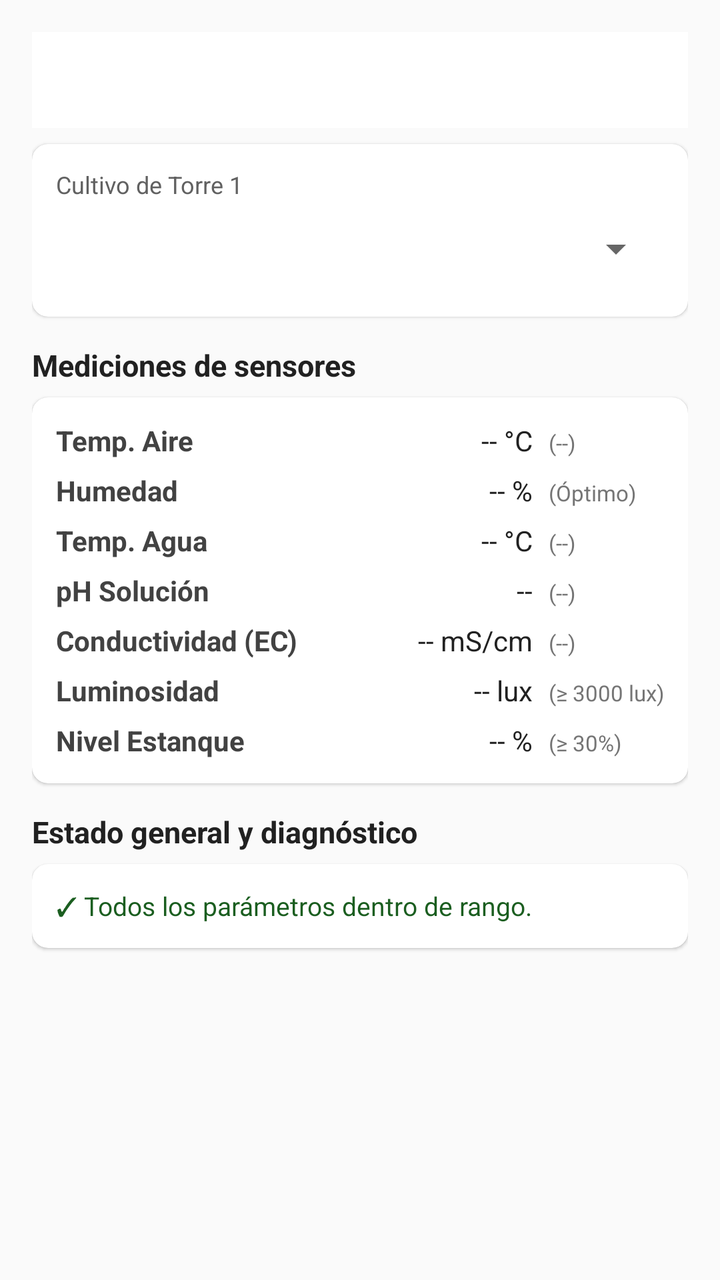
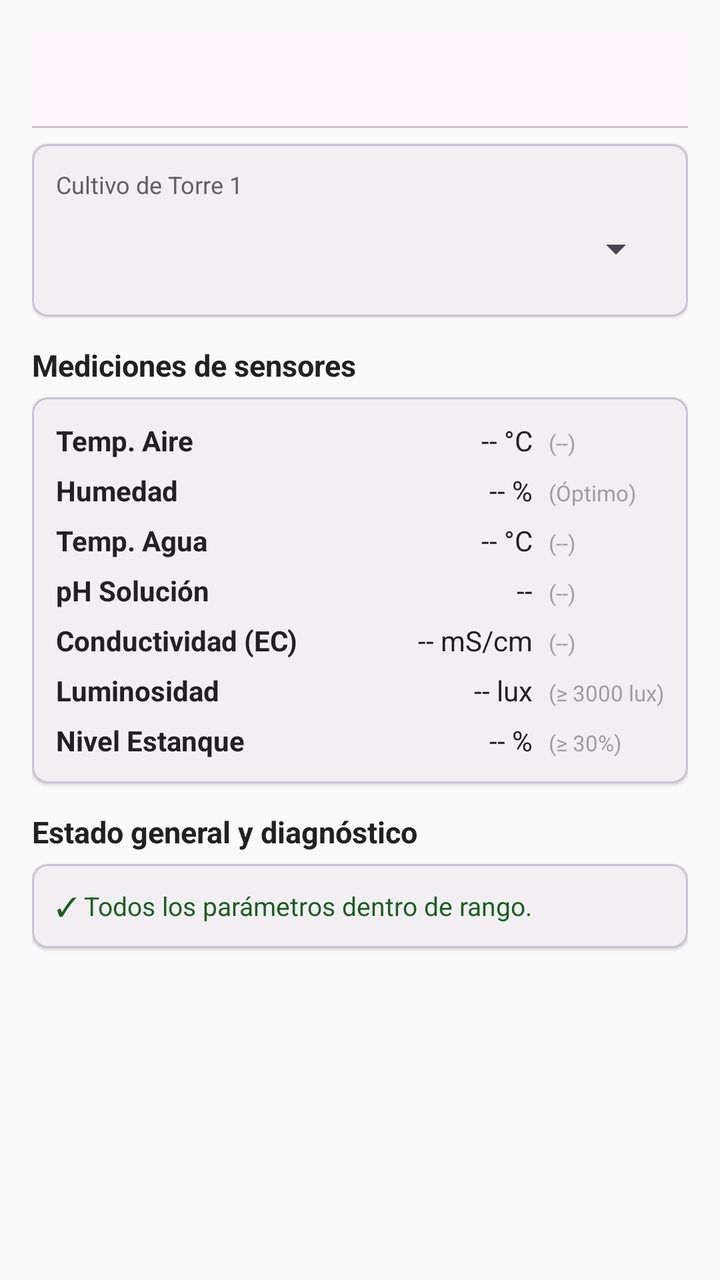

Compare the two renders of this Android layout. The source of the first and the diff that turns it into the second are given below.
<!-- AndroidManifest.xml: application theme Theme.HidroSmart -->
<!-- res/layout/fragment_inicio.xml -->
<?xml version="1.0" encoding="utf-8"?>
<ScrollView xmlns:android="http://schemas.android.com/apk/res/android"
    xmlns:app="http://schemas.android.com/apk/res-auto"
    android:layout_width="match_parent"
    android:layout_height="match_parent"
    android:background="#FAFAFA"
    android:fillViewport="true">

    <LinearLayout
        android:layout_width="match_parent"
        android:layout_height="wrap_content"
        android:orientation="vertical"
        android:padding="16dp">

        
        <com.google.android.material.tabs.TabLayout
            android:id="@+id/tabTorres"
            android:layout_width="match_parent"
            android:layout_height="wrap_content"
            app:tabIndicatorColor="#1B5E20"
            app:tabMode="fixed"
            app:tabSelectedTextColor="#1B5E20" />

        
        <com.google.android.material.card.MaterialCardView
            android:layout_width="match_parent"
            android:layout_height="wrap_content"
            android:layout_marginTop="8dp"
            app:cardCornerRadius="8dp"
            app:cardElevation="1dp">

            <LinearLayout
                android:layout_width="match_parent"
                android:layout_height="wrap_content"
                android:orientation="vertical"
                android:padding="12dp">

                <TextView
                    android:id="@+id/tvLabelCultivo"
                    android:layout_width="wrap_content"
                    android:layout_height="wrap_content"
                    android:text="Cultivo de Torre 1"
                    android:textColor="#616161"
                    android:textSize="12sp" />

                <Spinner
                    android:id="@+id/spnCultivo"
                    android:layout_width="match_parent"
                    android:layout_height="44dp"
                    android:layout_marginTop="2dp" />
            </LinearLayout>
        </com.google.android.material.card.MaterialCardView>

        
        <TextView
            android:layout_width="wrap_content"
            android:layout_height="wrap_content"
            android:layout_marginTop="14dp"
            android:text="Mediciones de sensores"
            android:textColor="#212121"
            android:textSize="15sp"
            android:textStyle="bold" />

        <com.google.android.material.card.MaterialCardView
            android:layout_width="match_parent"
            android:layout_height="wrap_content"
            android:layout_marginTop="6dp"
            app:cardCornerRadius="8dp"
            app:cardElevation="1dp">

            <TableLayout
                android:layout_width="match_parent"
                android:layout_height="wrap_content"
                android:padding="12dp"
                android:stretchColumns="1">

                <TableRow android:paddingBottom="6dp">
                    <TextView android:text="Temp. Aire" android:textColor="#424242" android:textStyle="bold" />
                    <TextView android:id="@+id/tvTempAire" android:gravity="end" android:text="-- °C" android:textColor="#212121" />
                    <TextView android:id="@+id/tvRangoAire" android:layout_marginStart="8dp" android:text="(--)" android:textColor="#757575" android:textSize="11sp" />
                </TableRow>

                <TableRow android:paddingBottom="6dp">
                    <TextView android:text="Humedad" android:textColor="#424242" android:textStyle="bold" />
                    <TextView android:id="@+id/tvHumedad" android:gravity="end" android:text="-- %" android:textColor="#212121" />
                    <TextView android:layout_marginStart="8dp" android:text="(Óptimo)" android:textColor="#757575" android:textSize="11sp" />
                </TableRow>

                <TableRow android:paddingBottom="6dp">
                    <TextView android:text="Temp. Agua" android:textColor="#424242" android:textStyle="bold" />
                    <TextView android:id="@+id/tvTempAgua" android:gravity="end" android:text="-- °C" android:textColor="#212121" />
                    <TextView android:id="@+id/tvRangoAgua" android:layout_marginStart="8dp" android:text="(--)" android:textColor="#757575" android:textSize="11sp" />
                </TableRow>

                <TableRow android:paddingBottom="6dp">
                    <TextView android:text="pH Solución" android:textColor="#424242" android:textStyle="bold" />
                    <TextView android:id="@+id/tvPh" android:gravity="end" android:text="--" android:textColor="#212121" />
                    <TextView android:id="@+id/tvRangoPh" android:layout_marginStart="8dp" android:text="(--)" android:textColor="#757575" android:textSize="11sp" />
                </TableRow>

                <TableRow android:paddingBottom="6dp">
                    <TextView android:text="Conductividad (EC)" android:textColor="#424242" android:textStyle="bold" />
                    <TextView android:id="@+id/tvEc" android:gravity="end" android:text="-- mS/cm" android:textColor="#212121" />
                    <TextView android:id="@+id/tvRangoEc" android:layout_marginStart="8dp" android:text="(--)" android:textColor="#757575" android:textSize="11sp" />
                </TableRow>

                <TableRow android:paddingBottom="6dp">
                    <TextView android:text="Luminosidad" android:textColor="#424242" android:textStyle="bold" />
                    <TextView android:id="@+id/tvLux" android:gravity="end" android:text="-- lux" android:textColor="#212121" />
                    <TextView android:layout_marginStart="8dp" android:text="(≥ 3000 lux)" android:textColor="#757575" android:textSize="11sp" />
                </TableRow>

                <TableRow>
                    <TextView android:text="Nivel Estanque" android:textColor="#424242" android:textStyle="bold" />
                    <TextView android:id="@+id/tvNivel" android:gravity="end" android:text="-- %" android:textColor="#212121" />
                    <TextView android:layout_marginStart="8dp" android:text="(≥ 30%)" android:textColor="#757575" android:textSize="11sp" />
                </TableRow>
            </TableLayout>
        </com.google.android.material.card.MaterialCardView>

        
        <TextView
            android:layout_width="wrap_content"
            android:layout_height="wrap_content"
            android:layout_marginTop="14dp"
            android:text="Estado general y diagnóstico"
            android:textColor="#212121"
            android:textSize="15sp"
            android:textStyle="bold" />

        <com.google.android.material.card.MaterialCardView
            android:layout_width="match_parent"
            android:layout_height="wrap_content"
            android:layout_marginTop="6dp"
            app:cardCornerRadius="8dp"
            app:cardElevation="1dp">

            <TextView
                android:id="@+id/tvAlertas"
                android:layout_width="match_parent"
                android:layout_height="wrap_content"
                android:lineSpacingExtra="3dp"
                android:padding="12dp"
                android:text="✓ Todos los parámetros dentro de rango."
                android:textColor="#1B5E20"
                android:textSize="13sp" />
        </com.google.android.material.card.MaterialCardView>

    </LinearLayout>
</ScrollView>
<!-- resources referenced by this layout -->
<resources>
  <style name="Theme.HidroSmart" parent="Theme.MaterialComponents.DayNight.NoActionBar">
          
          <item name="colorPrimary">@color/purple_500</item>
          <item name="colorPrimaryVariant">@color/purple_700</item>
          <item name="colorOnPrimary">@color/white</item>
          
          <item name="colorSecondary">@color/teal_200</item>
          <item name="colorSecondaryVariant">@color/teal_700</item>
          <item name="colorOnSecondary">@color/black</item>
          
          <item name="android:statusBarColor">?attr/colorPrimaryVariant</item>
          
      </style>
  <color name="purple_500">#FF6200EE</color>
  <color name="purple_700">#FF3700B3</color>
  <color name="white">#FFFFFFFF</color>
  <color name="teal_200">#FF03DAC5</color>
  <color name="teal_700">#FF018786</color>
  <color name="black">#FF000000</color>
</resources>

<!-- the commit's change to res/layout/fragment_inicio.xml (unified diff, before → after) -->
@@ -1,150 +1,166 @@
 <?xml version="1.0" encoding="utf-8"?>
-<ScrollView xmlns:android="http://schemas.android.com/apk/res/android"
+<LinearLayout xmlns:android="http://schemas.android.com/apk/res/android"
     xmlns:app="http://schemas.android.com/apk/res-auto"
     android:layout_width="match_parent"
     android:layout_height="match_parent"
-    android:background="#FAFAFA"
-    android:fillViewport="true">
+    android:background="@color/fondo_pantalla"
+    android:orientation="vertical">
 
-    <LinearLayout
+    
+    <TextView
+        android:id="@+id/tvBannerCorte"
         android:layout_width="match_parent"
         android:layout_height="wrap_content"
-        android:orientation="vertical"
-        android:padding="16dp">
+        android:background="@color/alerta_error"
+        android:padding="8dp"
+        android:text="@string/aviso_corte_datos"
+        android:textAlignment="center"
+        android:textColor="#FFFFFF"
+        android:textSize="12sp"
+        android:textStyle="bold"
+        android:visibility="gone" />
 
-        
-        <com.google.android.material.tabs.TabLayout
-            android:id="@+id/tabTorres"
+    <ScrollView
+        android:layout_width="match_parent"
+        android:layout_height="match_parent"
+        android:fillViewport="true">
+
+        <LinearLayout
             android:layout_width="match_parent"
             android:layout_height="wrap_content"
-            app:tabIndicatorColor="#1B5E20"
-            app:tabMode="fixed"
-            app:tabSelectedTextColor="#1B5E20" />
+            android:orientation="vertical"
+            android:padding="16dp">
 
-        
-        <com.google.android.material.card.MaterialCardView
-            android:layout_width="match_parent"
-            android:layout_height="wrap_content"
-            android:layout_marginTop="8dp"
-            app:cardCornerRadius="8dp"
-            app:cardElevation="1dp">
-
-            <LinearLayout
+            <com.google.android.material.tabs.TabLayout
+                android:id="@+id/tabTorres"
                 android:layout_width="match_parent"
                 android:layout_height="wrap_content"
-                android:orientation="vertical"
-                android:padding="12dp">
+                app:tabIndicatorColor="@color/verde_primario"
+                app:tabMode="fixed"
+                app:tabSelectedTextColor="@color/verde_primario" />
+
+            <com.google.android.material.card.MaterialCardView
+                android:layout_width="match_parent"
+                android:layout_height="wrap_content"
+                android:layout_marginTop="8dp"
+                app:cardCornerRadius="8dp"
+                app:cardElevation="1dp">
+
+                <LinearLayout
+                    android:layout_width="match_parent"
+                    android:layout_height="wrap_content"
+                    android:orientation="vertical"
+                    android:padding="12dp">
+
+                    <TextView
+                        android:id="@+id/tvLabelCultivo"
+                        android:layout_width="wrap_content"
+                        android:layout_height="wrap_content"
+                        android:text="Cultivo de Torre 1"
+                        android:textColor="@color/texto_secundario"
+                        android:textSize="12sp" />
+
+                    <Spinner
+                        android:id="@+id/spnCultivo"
+                        android:layout_width="match_parent"
+                        android:layout_height="44dp"
+                        android:layout_marginTop="2dp" />
+                </LinearLayout>
+            </com.google.android.material.card.MaterialCardView>
+
+            <TextView
+                android:layout_width="wrap_content"
+                android:layout_height="wrap_content"
+                android:layout_marginTop="14dp"
+                android:text="Mediciones de sensores"
+                android:textColor="@color/texto_principal"
+                android:textSize="15sp"
+                android:textStyle="bold" />
+
+            <com.google.android.material.card.MaterialCardView
+                android:layout_width="match_parent"
+                android:layout_height="wrap_content"
+                android:layout_marginTop="6dp"
+                app:cardCornerRadius="8dp"
+                app:cardElevation="1dp">
+
+                <TableLayout
+                    android:layout_width="match_parent"
+                    android:layout_height="wrap_content"
+                    android:padding="12dp"
+                    android:stretchColumns="1">
+
+                    <TableRow android:paddingBottom="6dp">
+                        <TextView android:text="Temp. Aire" android:textColor="@color/texto_principal" android:textStyle="bold" />
+                        <TextView android:id="@+id/tvTempAire" android:gravity="end" android:text="-- °C" android:textColor="@color/texto_principal" />
+                        <TextView android:id="@+id/tvRangoAire" android:layout_marginStart="8dp" android:text="(--)" android:textColor="@color/texto_terciario" android:textSize="11sp" />
+                    </TableRow>
+
+                    <TableRow android:paddingBottom="6dp">
+                        <TextView android:text="Humedad" android:textColor="@color/texto_principal" android:textStyle="bold" />
+                        <TextView android:id="@+id/tvHumedad" android:gravity="end" android:text="-- %" android:textColor="@color/texto_principal" />
+                        <TextView android:layout_marginStart="8dp" android:text="(Óptimo)" android:textColor="@color/texto_terciario" android:textSize="11sp" />
+                    </TableRow>
+
+                    <TableRow android:paddingBottom="6dp">
+                        <TextView android:text="Temp. Agua" android:textColor="@color/texto_principal" android:textStyle="bold" />
+                        <TextView android:id="@+id/tvTempAgua" android:gravity="end" android:text="-- °C" android:textColor="@color/texto_principal" />
+                        <TextView android:id="@+id/tvRangoAgua" android:layout_marginStart="8dp" android:text="(--)" android:textColor="@color/texto_terciario" android:textSize="11sp" />
+                    </TableRow>
+
+                    <TableRow android:paddingBottom="6dp">
+                        <TextView android:text="pH Solución" android:textColor="@color/texto_principal" android:textStyle="bold" />
+                        <TextView android:id="@+id/tvPh" android:gravity="end" android:text="--" android:textColor="@color/texto_principal" />
+                        <TextView android:id="@+id/tvRangoPh" android:layout_marginStart="8dp" android:text="(--)" android:textColor="@color/texto_terciario" android:textSize="11sp" />
+                    </TableRow>
+
+                    <TableRow android:paddingBottom="6dp">
+                        <TextView android:text="Conductividad (EC)" android:textColor="@color/texto_principal" android:textStyle="bold" />
+                        <TextView android:id="@+id/tvEc" android:gravity="end" android:text="-- mS/cm" android:textColor="@color/texto_principal" />
+                        <TextView android:id="@+id/tvRangoEc" android:layout_marginStart="8dp" android:text="(--)" android:textColor="@color/texto_terciario" android:textSize="11sp" />
+                    </TableRow>
+
+                    <TableRow android:paddingBottom="6dp">
+                        <TextView android:text="Luminosidad" android:textColor="@color/texto_principal" android:textStyle="bold" />
+                        <TextView android:id="@+id/tvLux" android:gravity="end" android:text="-- lux" android:textColor="@color/texto_principal" />
+                        <TextView android:layout_marginStart="8dp" android:text="(≥ 3000 lux)" android:textColor="@color/texto_terciario" android:textSize="11sp" />
+                    </TableRow>
+
+                    <TableRow>
+                        <TextView android:text="Nivel Estanque" android:textColor="@color/texto_principal" android:textStyle="bold" />
+                        <TextView android:id="@+id/tvNivel" android:gravity="end" android:text="-- %" android:textColor="@color/texto_principal" />
+                        <TextView android:layout_marginStart="8dp" android:text="(≥ 30%)" android:textColor="@color/texto_terciario" android:textSize="11sp" />
+                    </TableRow>
+                </TableLayout>
+            </com.google.android.material.card.MaterialCardView>
+
+            <TextView
+                android:layout_width="wrap_content"
+                android:layout_height="wrap_content"
+                android:layout_marginTop="14dp"
+                android:text="Estado general y diagnóstico"
+                android:textColor="@color/texto_principal"
+                android:textSize="15sp"
+                android:textStyle="bold" />
+
+            <com.google.android.material.card.MaterialCardView
+                android:layout_width="match_parent"
+                android:layout_height="wrap_content"
+                android:layout_marginTop="6dp"
+                app:cardCornerRadius="8dp"
+                app:cardElevation="1dp">
 
                 <TextView
-                    android:id="@+id/tvLabelCultivo"
-                    android:layout_width="wrap_content"
+                    android:id="@+id/tvAlertas"
+                    android:layout_width="match_parent"
                     android:layout_height="wrap_content"
-                    android:text="Cultivo de Torre 1"
-                    android:textColor="#616161"
-                    android:textSize="12sp" />
+                    android:lineSpacingExtra="3dp"
+                    android:padding="12dp"
+                    android:text="@string/alertas_todas_ok"
+                    android:textColor="@color/alerta_ok"
+                    android:textSize="13sp" />
+            </com.google.android.material.card.MaterialCardView>
 
-                <Spinner
-                    android:id="@+id/spnCultivo"
-                    android:layout_width="match_parent"
-                    android:layout_height="44dp"
-                    android:layout_marginTop="2dp" />
-            </LinearLayout>
-        </com.google.android.material.card.MaterialCardView>
-
-        
-        <TextView
-            android:layout_width="wrap_content"
-            android:layout_height="wrap_content"
-            android:layout_marginTop="14dp"
-            android:text="Mediciones de sensores"
-            android:textColor="#212121"
-            android:textSize="15sp"
-            android:textStyle="bold" />
-
-        <com.google.android.material.card.MaterialCardView
-            android:layout_width="match_parent"
-            android:layout_height="wrap_content"
-            android:layout_marginTop="6dp"
-            app:cardCornerRadius="8dp"
-            app:cardElevation="1dp">
-
-            <TableLayout
-                android:layout_width="match_parent"
-                android:layout_height="wrap_content"
-                android:padding="12dp"
-                android:stretchColumns="1">
-
-                <TableRow android:paddingBottom="6dp">
-                    <TextView android:text="Temp. Aire" android:textColor="#424242" android:textStyle="bold" />
-                    <TextView android:id="@+id/tvTempAire" android:gravity="end" android:text="-- °C" android:textColor="#212121" />
-                    <TextView android:id="@+id/tvRangoAire" android:layout_marginStart="8dp" android:text="(--)" android:textColor="#757575" android:textSize="11sp" />
-                </TableRow>
-
-                <TableRow android:paddingBottom="6dp">
-                    <TextView android:text="Humedad" android:textColor="#424242" android:textStyle="bold" />
-                    <TextView android:id="@+id/tvHumedad" android:gravity="end" android:text="-- %" android:textColor="#212121" />
-                    <TextView android:layout_marginStart="8dp" android:text="(Óptimo)" android:textColor="#757575" android:textSize="11sp" />
-                </TableRow>
-
-                <TableRow android:paddingBottom="6dp">
-                    <TextView android:text="Temp. Agua" android:textColor="#424242" android:textStyle="bold" />
-                    <TextView android:id="@+id/tvTempAgua" android:gravity="end" android:text="-- °C" android:textColor="#212121" />
-                    <TextView android:id="@+id/tvRangoAgua" android:layout_marginStart="8dp" android:text="(--)" android:textColor="#757575" android:textSize="11sp" />
-                </TableRow>
-
-                <TableRow android:paddingBottom="6dp">
-                    <TextView android:text="pH Solución" android:textColor="#424242" android:textStyle="bold" />
-                    <TextView android:id="@+id/tvPh" android:gravity="end" android:text="--" android:textColor="#212121" />
-                    <TextView android:id="@+id/tvRangoPh" android:layout_marginStart="8dp" android:text="(--)" android:textColor="#757575" android:textSize="11sp" />
-                </TableRow>
-
-                <TableRow android:paddingBottom="6dp">
-                    <TextView android:text="Conductividad (EC)" android:textColor="#424242" android:textStyle="bold" />
-                    <TextView android:id="@+id/tvEc" android:gravity="end" android:text="-- mS/cm" android:textColor="#212121" />
-                    <TextView android:id="@+id/tvRangoEc" android:layout_marginStart="8dp" android:text="(--)" android:textColor="#757575" android:textSize="11sp" />
-                </TableRow>
-
-                <TableRow android:paddingBottom="6dp">
-                    <TextView android:text="Luminosidad" android:textColor="#424242" android:textStyle="bold" />
-                    <TextView android:id="@+id/tvLux" android:gravity="end" android:text="-- lux" android:textColor="#212121" />
-                    <TextView android:layout_marginStart="8dp" android:text="(≥ 3000 lux)" android:textColor="#757575" android:textSize="11sp" />
-                </TableRow>
-
-                <TableRow>
-                    <TextView android:text="Nivel Estanque" android:textColor="#424242" android:textStyle="bold" />
-                    <TextView android:id="@+id/tvNivel" android:gravity="end" android:text="-- %" android:textColor="#212121" />
-                    <TextView android:layout_marginStart="8dp" android:text="(≥ 30%)" android:textColor="#757575" android:textSize="11sp" />
-                </TableRow>
-            </TableLayout>
-        </com.google.android.material.card.MaterialCardView>
-
-        
-        <TextView
-            android:layout_width="wrap_content"
-            android:layout_height="wrap_content"
-            android:layout_marginTop="14dp"
-            android:text="Estado general y diagnóstico"
-            android:textColor="#212121"
-            android:textSize="15sp"
-            android:textStyle="bold" />
-
-        <com.google.android.material.card.MaterialCardView
-            android:layout_width="match_parent"
-            android:layout_height="wrap_content"
-            android:layout_marginTop="6dp"
-            app:cardCornerRadius="8dp"
-            app:cardElevation="1dp">
-
-            <TextView
-                android:id="@+id/tvAlertas"
-                android:layout_width="match_parent"
-                android:layout_height="wrap_content"
-                android:lineSpacingExtra="3dp"
-                android:padding="12dp"
-                android:text="✓ Todos los parámetros dentro de rango."
-                android:textColor="#1B5E20"
-                android:textSize="13sp" />
-        </com.google.android.material.card.MaterialCardView>
-
-    </LinearLayout>
-</ScrollView>
+        </LinearLayout>
+    </ScrollView>
+</LinearLayout>
<!-- resource entries referenced after the edit -->
@@ -1,23 +1,23 @@
 <!-- resources referenced by this layout -->
 <resources>
-  <style name="Theme.HidroSmart" parent="Theme.MaterialComponents.DayNight.NoActionBar">
-          
-          <item name="colorPrimary">@color/purple_500</item>
-          <item name="colorPrimaryVariant">@color/purple_700</item>
-          <item name="colorOnPrimary">@color/white</item>
-          
-          <item name="colorSecondary">@color/teal_200</item>
-          <item name="colorSecondaryVariant">@color/teal_700</item>
-          <item name="colorOnSecondary">@color/black</item>
-          
-          <item name="android:statusBarColor">?attr/colorPrimaryVariant</item>
-          
+  <color name="alerta_error">#B71C1C</color>
+  <color name="alerta_ok">#1B5E20</color>
+  <color name="fondo_pantalla">#FAFAFA</color>
+  <color name="texto_principal">#212121</color>
+  <color name="texto_secundario">#616161</color>
+  <color name="texto_terciario">#9E9E9E</color>
+  <color name="verde_primario">#1B5E20</color>
+  <string name="alertas_todas_ok">✓ Todos los parámetros dentro de rango.</string>
+  <string name="aviso_corte_datos">⚠ TELEMETRÍA EN PAUSA (SIMULACIÓN DE CORTE DE DATOS)</string>
+  <style name="Theme.HidroSmart" parent="Base.Theme.HidroSmart" />
+  <style name="Base.Theme.HidroSmart" parent="Theme.Material3.DayNight.NoActionBar">
+          <item name="colorPrimary">@color/verde_primario</item>
+          <item name="colorPrimaryVariant">@color/verde_primario_variante</item>
+          <item name="colorSecondary">@color/verde_secundario</item>
+          <item name="android:statusBarColor">@color/verde_primario</item>
+          <item name="android:windowBackground">@color/fondo_pantalla</item>
       </style>
-  <color name="purple_500">#FF6200EE</color>
-  <color name="purple_700">#FF3700B3</color>
-  <color name="white">#FFFFFFFF</color>
-  <color name="teal_200">#FF03DAC5</color>
-  <color name="teal_700">#FF018786</color>
-  <color name="black">#FF000000</color>
+  <color name="verde_primario_variante">#003300</color>
+  <color name="verde_secundario">#2E7D32</color>
 </resources>
 
